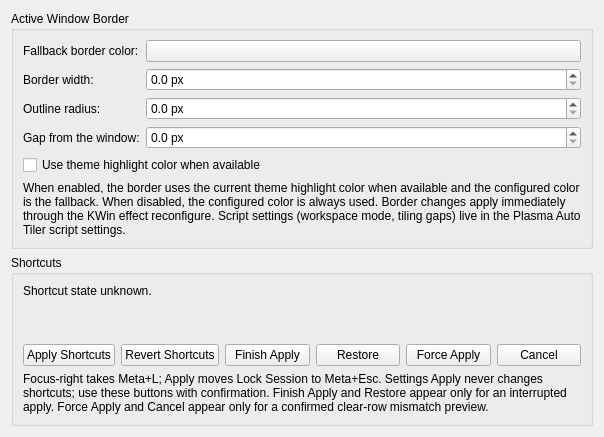
Above: kwin/native-effect/activeborderconfig.ui from beefsack/plasma-auto-tiler before the change. Below: the same form after it.
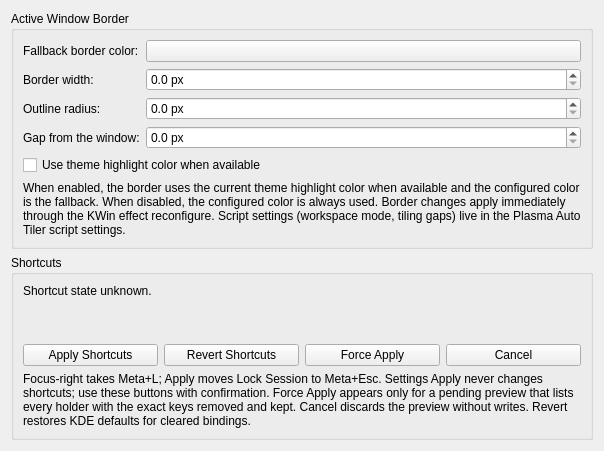
That is the form after the change. Custom widgets are drawn as their Qt base class.

Commit message: Simplify shortcut Force and default-based Revert

```diff
--- a/kwin/native-effect/activeborderconfig.ui
+++ b/kwin/native-effect/activeborderconfig.ui
@@ -163,20 +163,6 @@
            </property>
           </widget>
          </item>
-         <item>
-          <widget class="QPushButton" name="shortcutFinishApplyButton">
-           <property name="text">
-            <string>Finish Apply</string>
-           </property>
-          </widget>
-         </item>
-          <item>
-           <widget class="QPushButton" name="shortcutRestoreButton">
-            <property name="text">
-             <string>Restore</string>
-            </property>
-           </widget>
-          </item>
           <item>
            <widget class="QPushButton" name="shortcutForceApplyButton">
             <property name="text">
@@ -196,7 +182,7 @@
         <item>
          <widget class="QLabel" name="shortcutDescription">
           <property name="text">
-           <string>Focus-right takes Meta+L; Apply moves Lock Session to Meta+Esc. Settings Apply never changes shortcuts; use these buttons with confirmation. Finish Apply and Restore appear only for an interrupted apply. Force Apply and Cancel appear only for a confirmed clear-row mismatch preview.</string>
+            <string>Focus-right takes Meta+L; Apply moves Lock Session to Meta+Esc. Settings Apply never changes shortcuts; use these buttons with confirmation. Force Apply appears only for a pending preview that lists every holder with the exact keys removed and kept. Cancel discards the preview without writes. Revert restores KDE defaults for cleared bindings.</string>
           </property>
          <property name="wordWrap">
           <bool>true</bool>
```
The commit also changes 11 other files.
